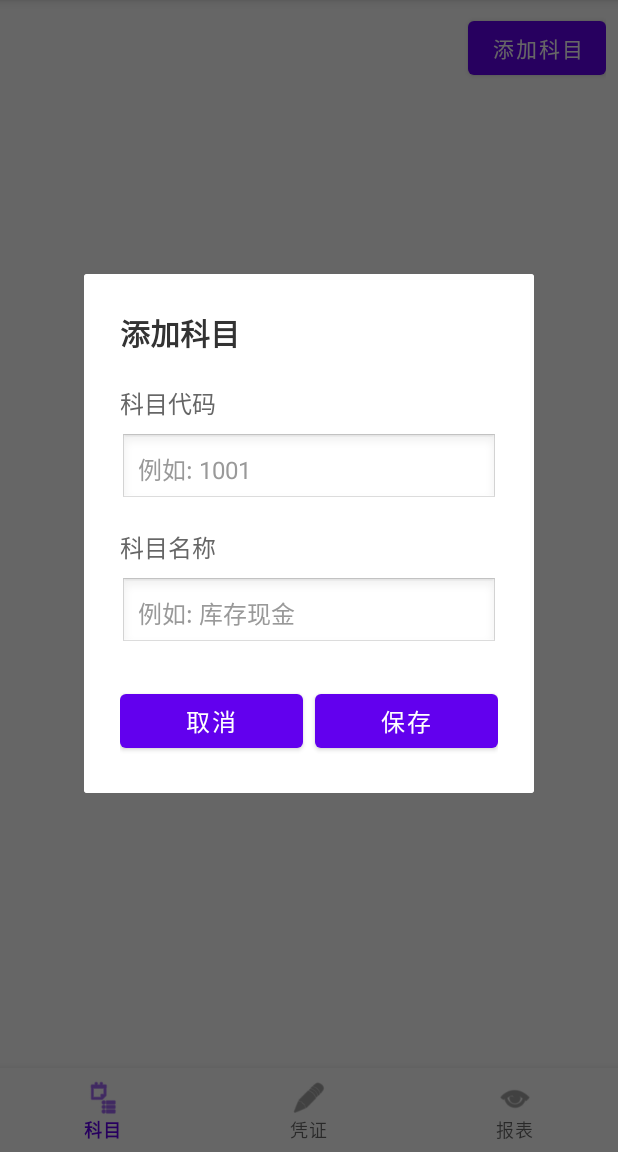
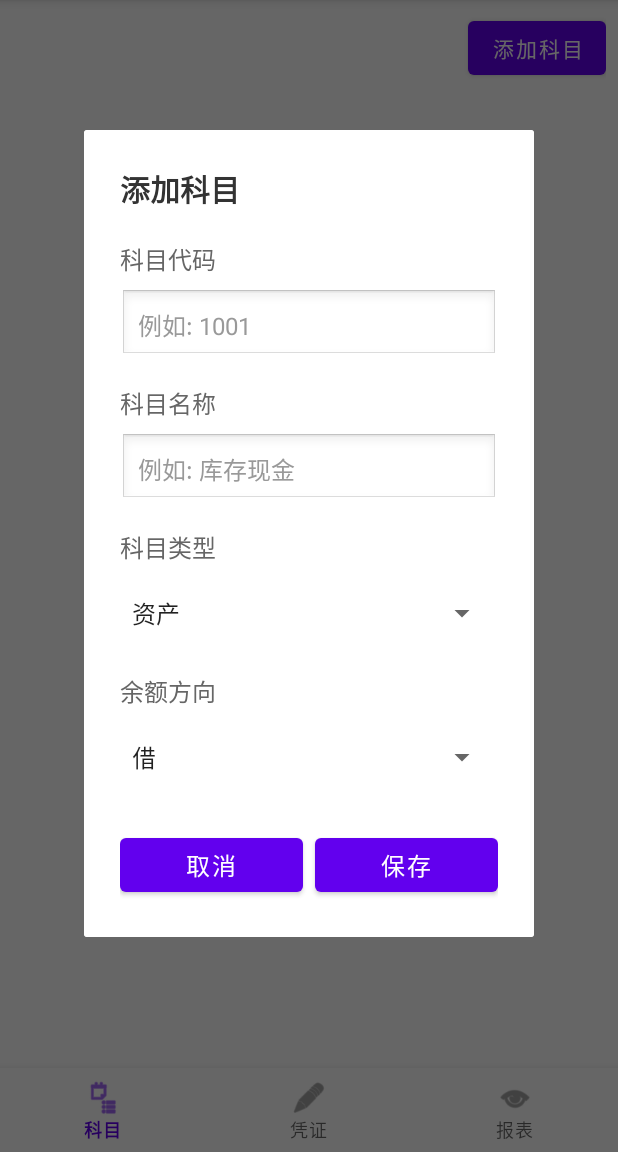
Before and after one commit to zmjhdfw/accounting-management-system, an Android app: the AccountFragment screen opened directly, with no data from a screen before it, after a tap on "添加科目", on a phone screen of 412 x 824 dp, the part 84-1236 px from its top. Run offline under Robolectric (Android 15) with nearby library versions, the phone set to English and light mode, and no system bars.

Commit message:
feat: 支持用户选择科目类型和余额方向
- 添加科目类型下拉选择框

- 添加余额方向下拉选择框

- 用户可自由选择资产/负债/权益/收入/费用

- 用户可自由选择借/贷方向

🤖 Generated with CodeArts Agent

```diff
--- a/accounting_system_android/app/src/main/java/com/example/accounting/ui/AccountFragment.java
+++ b/accounting_system_android/app/src/main/java/com/example/accounting/ui/AccountFragment.java
@@ -53,9 +53,9 @@ public class AccountFragment extends Fragment {
     }
 
     private void showAddDialog() {
-        new AddAccountDialog(getContext(), (code, name) -> {
+        new AddAccountDialog(getContext(), (code, name, type, direction) -> {
             // 添加科目到列表
-            accountList.add(new AccountItem(code, name));
+            accountList.add(new AccountItem(code, name, type, 0.0, direction));
             adapter.notifyDataSetChanged();
             updateView();
             Toast.makeText(getContext(), "科目添加成功", Toast.LENGTH_SHORT).show();
@@ -64,9 +64,11 @@ public class AccountFragment extends Fragment {
 
     private void showEditDialog(int position) {
         AccountItem item = accountList.get(position);
-        AddAccountDialog dialog = new AddAccountDialog(getContext(), (code, name) -> {
+        AddAccountDialog dialog = new AddAccountDialog(getContext(), (code, name, type, direction) -> {
             item.code = code;
             item.name = name;
+            item.type = type;
+            item.direction = direction;
             adapter.notifyDataSetChanged();
             Toast.makeText(getContext(), "科目修改成功", Toast.LENGTH_SHORT).show();
         });
--- a/accounting_system_android/app/src/main/java/com/example/accounting/ui/AddAccountDialog.java
+++ b/accounting_system_android/app/src/main/java/com/example/accounting/ui/AddAccountDialog.java
@@ -4,8 +4,10 @@ import android.app.Dialog;
 import android.content.Context;
 import android.os.Bundle;
 import android.view.Window;
+import android.widget.ArrayAdapter;
 import android.widget.Button;
 import android.widget.EditText;
+import android.widget.Spinner;
 import android.widget.Toast;
 import androidx.annotation.NonNull;
 import com.example.accounting.R;
@@ -18,9 +20,11 @@ public class AddAccountDialog extends Dialog {
     private OnAccountAddedListener listener;
     private EditText codeEdit;
     private EditText nameEdit;
+    private Spinner typeSpinner;
+    private Spinner directionSpinner;
 
     public interface OnAccountAddedListener {
-        void onAccountAdded(String code, String name);
+        void onAccountAdded(String code, String name, String type, String direction);
     }
 
     public AddAccountDialog(@NonNull Context context, OnAccountAddedListener listener) {
@@ -36,12 +40,30 @@ public class AddAccountDialog extends Dialog {
 
         codeEdit = findViewById(R.id.account_code_edit);
         nameEdit = findViewById(R.id.account_name_edit);
+        typeSpinner = findViewById(R.id.account_type_spinner);
+        directionSpinner = findViewById(R.id.account_direction_spinner);
         Button saveButton = findViewById(R.id.save_button);
         Button cancelButton = findViewById(R.id.cancel_button);
+
+        // 设置科目类型下拉框
+        String[] types = {"资产", "负债", "所有者权益", "收入", "费用"};
+        ArrayAdapter<String> typeAdapter = new ArrayAdapter<>(getContext(),
+            android.R.layout.simple_spinner_item, types);
+        typeAdapter.setDropDownViewResource(android.R.layout.simple_spinner_dropdown_item);
+        typeSpinner.setAdapter(typeAdapter);
+
+        // 设置余额方向下拉框
+        String[] directions = {"借", "贷"};
+        ArrayAdapter<String> directionAdapter = new ArrayAdapter<>(getContext(),
+            android.R.layout.simple_spinner_item, directions);
+        directionAdapter.setDropDownViewResource(android.R.layout.simple_spinner_dropdown_item);
+        directionSpinner.setAdapter(directionAdapter);
 
         saveButton.setOnClickListener(v -> {
             String code = codeEdit.getText().toString().trim();
             String name = nameEdit.getText().toString().trim();
+            String type = typeSpinner.getSelectedItem().toString();
+            String direction = directionSpinner.getSelectedItem().toString();
 
             if (code.isEmpty()) {
                 Toast.makeText(getContext(), "请输入科目代码", Toast.LENGTH_SHORT).show();
@@ -54,7 +76,7 @@ public class AddAccountDialog extends Dialog {
             }
 
             if (listener != null) {
-                listener.onAccountAdded(code, name);
+                listener.onAccountAdded(code, name, type, direction);
             }
             dismiss();
         });
--- a/accounting_system_android/app/src/main/res/layout/dialog_add_account.xml
+++ b/accounting_system_android/app/src/main/res/layout/dialog_add_account.xml
@@ -55,6 +55,34 @@
         android:textColorHint="#999999"
         android:padding="12dp"
         android:background="@android:drawable/edit_text"
+        android:layout_marginBottom="16dp"/>
+
+    <TextView
+        android:layout_width="wrap_content"
+        android:layout_height="wrap_content"
+        android:text="科目类型"
+        android:textSize="16sp"
+        android:textColor="#666666"
+        android:layout_marginBottom="8dp"/>
+
+    <Spinner
+        android:id="@+id/account_type_spinner"
+        android:layout_width="match_parent"
+        android:layout_height="48dp"
+        android:layout_marginBottom="16dp"/>
+
+    <TextView
+        android:layout_width="wrap_content"
+        android:layout_height="wrap_content"
+        android:text="余额方向"
+        android:textSize="16sp"
+        android:textColor="#666666"
+        android:layout_marginBottom="8dp"/>
+
+    <Spinner
+        android:id="@+id/account_direction_spinner"
+        android:layout_width="match_parent"
+        android:layout_height="48dp"
         android:layout_marginBottom="24dp"/>
 
     <LinearLayout
```
